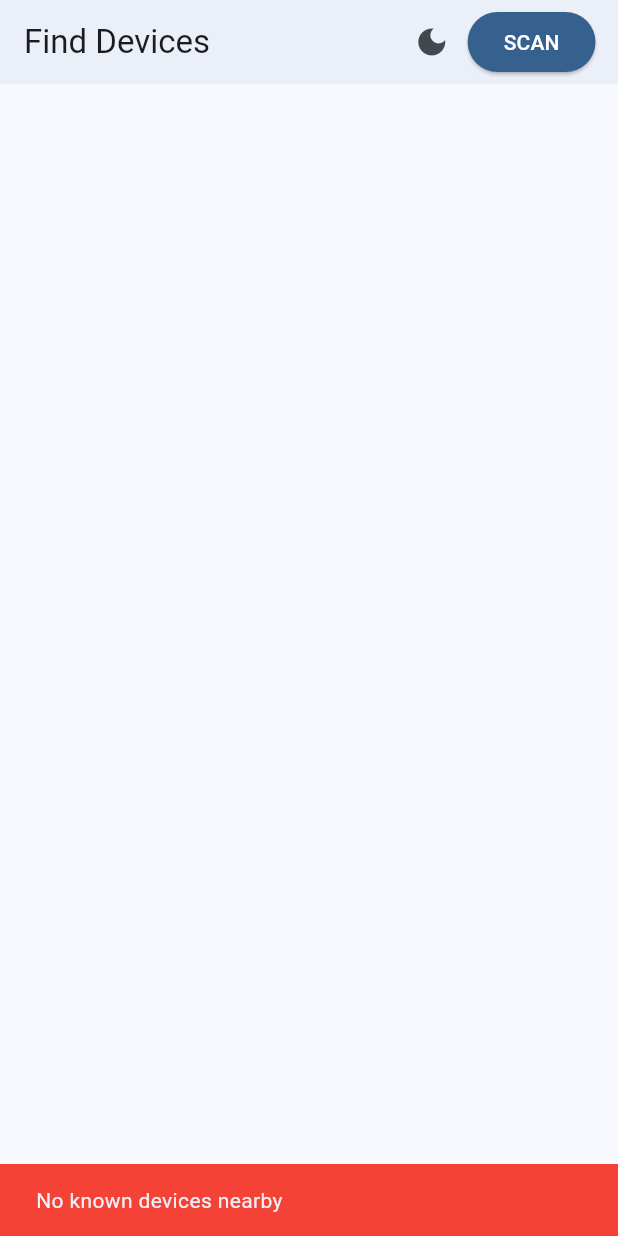
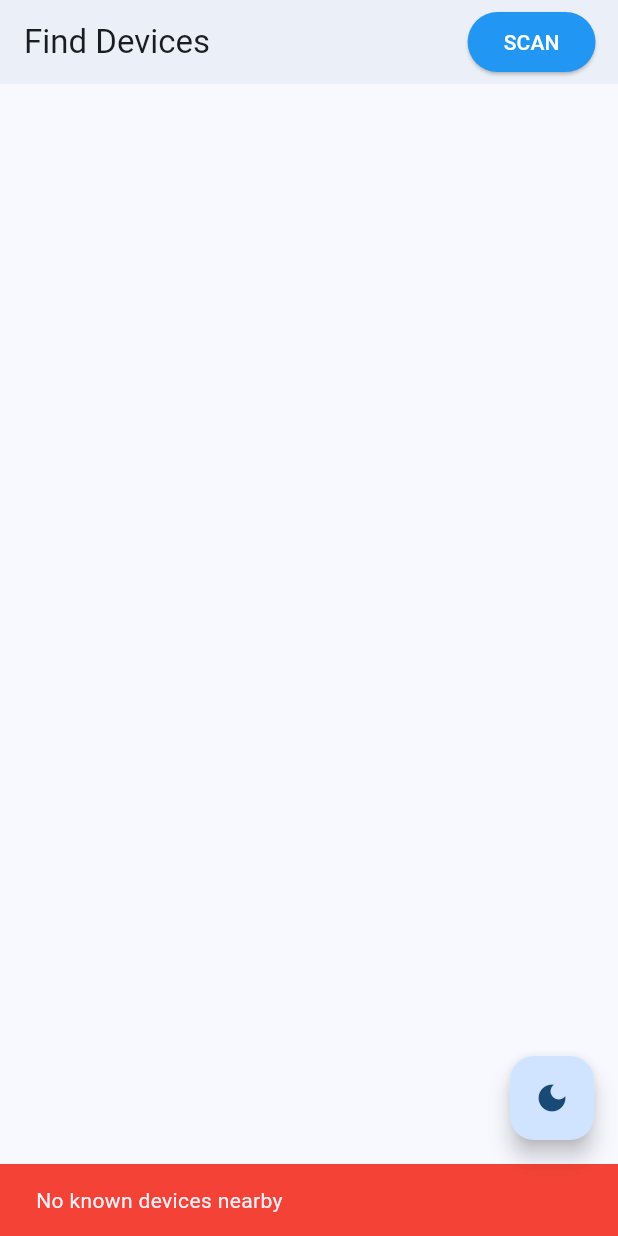
Before and after one commit to vidunithaedirisooriya/stefan_app, a Flutter app: the screen it shows after launch, on a phone screen of 412 x 824 dp. Run offline on Flutter 3.47's test engine with Material 3 defaults, Android fonts, the phone set to English and light mode, and no system bars; our stand-ins replace flutter_blue_plus, permission_handler, shared_preferences.

Commit message:
some ui design changes making it looke pretty(ier)

```diff
--- a/lib/main.dart
+++ b/lib/main.dart
@@ -69,24 +69,46 @@ class _FlutterBlueAppState extends State<FlutterBlueApp> {
       themeMode: _themeMode,
         theme: ThemeData(
           useMaterial3: true,
+          brightness: Brightness.light,
           colorScheme: ColorScheme.fromSeed(
             seedColor: Colors.blue,
             brightness: Brightness.light,
           ),
+          primaryColor: Colors.blue,
           appBarTheme: const AppBarTheme(
             centerTitle: false,
             elevation: 2,
           ),
+          elevatedButtonTheme: ElevatedButtonThemeData(
+            style: ElevatedButton.styleFrom(
+              backgroundColor: Colors.blue,
+              foregroundColor: Colors.white,
+            ),
+          ),
         ),
         darkTheme: ThemeData(
           useMaterial3: true,
+          brightness: Brightness.dark,
           colorScheme: ColorScheme.fromSeed(
             seedColor: Colors.blue,
             brightness: Brightness.dark,
+          ).copyWith(
+            primary: Colors.blue[900],
+            secondary: Colors.blueAccent,
+            error: Colors.red,
+            surfaceContainer: Colors.grey[870],
           ),
-        appBarTheme: const AppBarTheme(
+          primaryColor: Colors.blue[900],
+          appBarTheme: AppBarTheme(
             centerTitle: false,
             elevation: 2,
+            backgroundColor: Colors.grey[900],
+          ),
+          elevatedButtonTheme: ElevatedButtonThemeData(
+            style: ElevatedButton.styleFrom(
+              backgroundColor: Colors.blue[900],
+              foregroundColor: Colors.white,
+            ),
           ),
         ),
               home: screen,
--- a/lib/screens/bluetooth_off_screen.dart
+++ b/lib/screens/bluetooth_off_screen.dart
@@ -37,10 +37,10 @@ class BluetoothOffScreen extends StatelessWidget {
             if (!kIsWeb && Platform.isAndroid) {
               await FlutterBluePlus.turnOn();
             }
-          } catch (e, backtrace) {
+          } catch (e) {
             Snackbar.show(ABC.a, prettyException("Error Turning On:", e), success: false);
-            print("$e");
-            print("backtrace: $backtrace");
+            // print("$e");
+            // print("backtrace: $backtrace");
           }
         },
       ),
--- a/lib/screens/device_screen.dart
+++ b/lib/screens/device_screen.dart
@@ -219,7 +219,7 @@ class _DeviceScreenState extends State<DeviceScreen> {
             mainAxisAlignment: MainAxisAlignment.spaceEvenly,
             children: [
               Padding(
-                padding: const EdgeInsets.all(12.0),
+                padding: const EdgeInsets.only(top: 28.0, left: 12, right: 12, bottom: 12),
                 child: DeviceIconButton(
                   icon: Icons.power_settings_new,
                   label: 'Power',
@@ -279,7 +279,7 @@ Widget build(BuildContext context) {
         try {
           await widget.device.disconnect();
         } catch (e) {
-          print("Error disconnecting on back: $e");
+          // print("Error disconnecting on back: $e");
         }
       }
 
@@ -300,7 +300,7 @@ Widget build(BuildContext context) {
                 try {
                   await widget.device.disconnect();
                 } catch (e) {
-                  print("Error disconnecting: $e");
+                  // print("Error disconnecting: $e");
                 }
               }
               Navigator.pop(context);
--- a/lib/screens/scan_screen.dart
+++ b/lib/screens/scan_screen.dart
@@ -94,7 +94,7 @@ class _ScanScreenState extends State<ScanScreen> {
       }
     } catch (e) {
       if (mounted) {
-        print("Auto-connect error: $e");
+        // print("Auto-connect error: $e");
       }
     } finally {
       if (mounted) {
@@ -129,8 +129,8 @@ class _ScanScreenState extends State<ScanScreen> {
       _systemDevices = await FlutterBluePlus.systemDevices(withServices);
     } catch (e, backtrace) {
       Snackbar.show(ABC.b, prettyException("System Devices Error:", e), success: false);
-      print(e);
-      print("backtrace: $backtrace");
+      // print(e);
+      // print("backtrace: $backtrace");
     }
 
     try {
@@ -145,8 +145,8 @@ class _ScanScreenState extends State<ScanScreen> {
       );
     } catch (e, backtrace) {
       Snackbar.show(ABC.b, prettyException("Start Scan Error:", e), success: false);
-      print(e);
-      print("backtrace: $backtrace");
+      // print(e);
+      // print("backtrace: $backtrace");
     }
 
     if (mounted) {
@@ -159,8 +159,8 @@ class _ScanScreenState extends State<ScanScreen> {
       FlutterBluePlus.stopScan();
     } catch (e, backtrace) {
       Snackbar.show(ABC.b, prettyException("Stop Scan Error:", e), success: false);
-      print(e);
-      print("backtrace: $backtrace");
+      // print(e);
+      // print("backtrace: $backtrace");
     }
   }
 
@@ -205,12 +205,8 @@ class _ScanScreenState extends State<ScanScreen> {
             ),
             child: const Text("STOP"),
           )
-        : ElevatedButton(
+         : ElevatedButton(
             onPressed: onScanPressed,
-            style: ElevatedButton.styleFrom(
-              backgroundColor: Theme.of(context).primaryColor,
-              foregroundColor: Colors.white,
-            ),
             child: const Text("SCAN"),
           );
 
@@ -268,11 +264,6 @@ class _ScanScreenState extends State<ScanScreen> {
         appBar: AppBar(
           title: const Text('Find Devices'),
           actions: [
-            IconButton(
-              icon: Icon(isDarkMode ? Icons.light_mode : Icons.dark_mode),
-              onPressed: widget.onThemeToggle,
-              tooltip: isDarkMode ? 'Light Mode' : 'Dark Mode',
-            ),
             buildScanButton(),
             const SizedBox(width: 15),
           ],
@@ -286,6 +277,11 @@ class _ScanScreenState extends State<ScanScreen> {
             ],
           ),
         ),
+        floatingActionButton: FloatingActionButton(
+                onPressed: widget.onThemeToggle,
+                tooltip: isDarkMode ? 'Light Mode' : 'Dark Mode',
+                child: Icon(isDarkMode ? Icons.light_mode : Icons.dark_mode),
+              ),
       ),
     );
   }
--- a/lib/utils/auto_connect_manager.dart
+++ b/lib/utils/auto_connect_manager.dart
@@ -3,13 +3,13 @@ import 'package:flutter_blue_plus/flutter_blue_plus.dart';
 import 'device_memory.dart';
 
 class AutoConnectManager {
-  static const int _scanDuration = 5; // Scan for 5 seconds
-  static const int _minRSSI = -80; // Only consider devices with RSSI > -80
+  static const int _scanDuration = 3; // Scan for 5 seconds
+  static const int _minRSSI = -95; // Only consider devices with RSSI > -80
 
   // Find and connect to the best available device
   static Future<BluetoothDevice?> findAndConnectToBestDevice() async {
     try {
-      print("Starting auto-connect scan...");
+      // print("Starting auto-connect scan...");
 
       // Start scanning
       List<ScanResult> foundDevices = [];
@@ -29,11 +29,11 @@ class AutoConnectManager {
       await subscription.cancel();
 
       if (foundDevices.isEmpty) {
-        print("No devices found during auto-connect");
+        // print("No devices found during auto-connect");
         return null;
       }
 
-      print("Found ${foundDevices.length} devices");
+      // print("Found ${foundDevices.length} devices");
 
       // Filter and score devices
       List<Map<String, dynamic>> scoredDevices = [];
@@ -67,11 +67,11 @@ class AutoConnectManager {
           'historyPriority': historyPriority,
         });
 
-        print("Device: ${result.device.platformName} | RSSI: $rssi | Priority: $historyPriority | Score: $totalScore");
+        // print("Device: ${result.device.platformName} | RSSI: $rssi | Priority: $historyPriority | Score: $totalScore");
       }
 
       if (scoredDevices.isEmpty) {
-        print("No known devices found nearby");
+        // print("No known devices found nearby");
         return null;
       }
 
@@ -81,25 +81,25 @@ class AutoConnectManager {
       // Get the best device
       BluetoothDevice bestDevice = scoredDevices.first['device'];
 
-      print("Best device to connect: ${bestDevice.platformName} (Score: ${scoredDevices.first['score']})");
+      // print("Best device to connect: ${bestDevice.platformName} (Score: ${scoredDevices.first['score']})");
 
       // Try to connect
       try {
         await bestDevice.connect(timeout: Duration(seconds: 10));
-        print("Successfully connected to ${bestDevice.platformName}");
+        // print("Successfully connected to ${bestDevice.platformName}");
         return bestDevice;
       } catch (e) {
-        print("Failed to connect to best device: $e");
+        // print("Failed to connect to best device: $e");
 
         // Try the next best device if available
         if (scoredDevices.length > 1) {
           try {
             BluetoothDevice secondBest = scoredDevices[1]['device'];
             await secondBest.connect(timeout: Duration(seconds: 10));
-            print("Connected to second best device: ${secondBest.platformName}");
+            // print("Connected to second best device: ${secondBest.platformName}");
             return secondBest;
           } catch (e2) {
-            print("Failed to connect to second best device: $e2");
+            // print("Failed to connect to second best device: $e2");
           }
         }
 
@@ -107,7 +107,7 @@ class AutoConnectManager {
       }
 
     } catch (e) {
-      print("Error in auto-connect: $e");
+      // print("Error in auto-connect: $e");
       return null;
     }
   }
@@ -137,7 +137,7 @@ class AutoConnectManager {
             await result.device.connect(timeout: Duration(seconds: 10));
             return true;
           } catch (e) {
-            print("Failed to connect to device: $e");
+            // print("Failed to connect to device: $e");
             return false;
           }
         }
@@ -145,7 +145,7 @@ class AutoConnectManager {
 
       return false;
     } catch (e) {
-      print("Error connecting to specific device: $e");
+      // print("Error connecting to specific device: $e");
       return false;
     }
   }
--- a/lib/utils/ble_device_manager.dart
+++ b/lib/utils/ble_device_manager.dart
@@ -86,7 +86,7 @@ class BLEDeviceManager {
             onDeviceNameChanged?.call(name);
           }
         } catch (e) {
-          print("Error decoding device name: $e");
+          // print("Error decoding device name: $e");
         }
         break;
     }
--- a/lib/utils/device_memory.dart
+++ b/lib/utils/device_memory.dart
@@ -48,7 +48,7 @@ class DeviceMemory {
       List<dynamic> decoded = jsonDecode(historyJson);
       return decoded.cast<Map<String, dynamic>>();
     } catch (e) {
-      print("Error decoding device history: $e");
+      // ("Error decoding device history: $e");
       return [];
     }
   }
--- a/lib/widgets/device/device_icon_button.dart
+++ b/lib/widgets/device/device_icon_button.dart
@@ -31,7 +31,7 @@ class DeviceIconButton extends StatelessWidget {
                 color: isActive ? Colors.blue.withOpacity(0.1) : Colors.grey.withOpacity(0.1),
                 borderRadius: BorderRadius.circular(12),
                 border: Border.all(
-                  color: isActive ? Colors.blue : Colors.grey,
+                  color: isActive ? Colors.blue : Theme.of(context).colorScheme.surfaceContainer,
                   width: 2,
                 ),
               ),
```
Also changed, not shown: lib/widgets/device/device_timer_picker.dart (+9 -9 lines), lib/widgets/scan_result_tile.dart (+16 -8 lines). Lines whose indentation alone changed are shown as unchanged.
